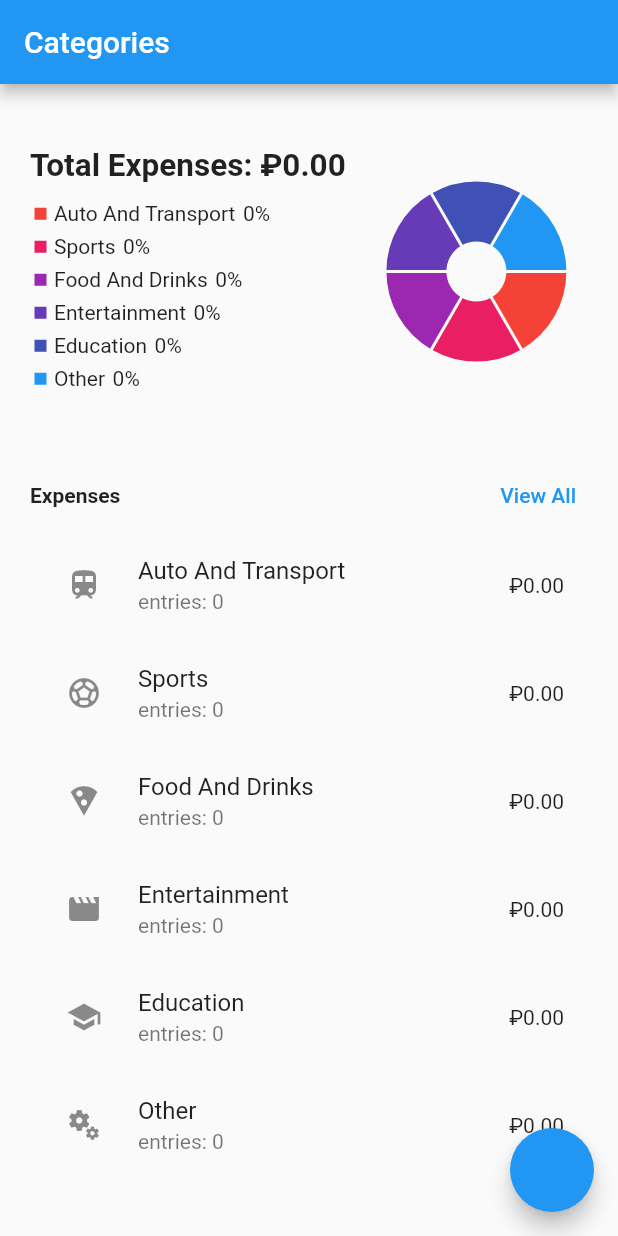
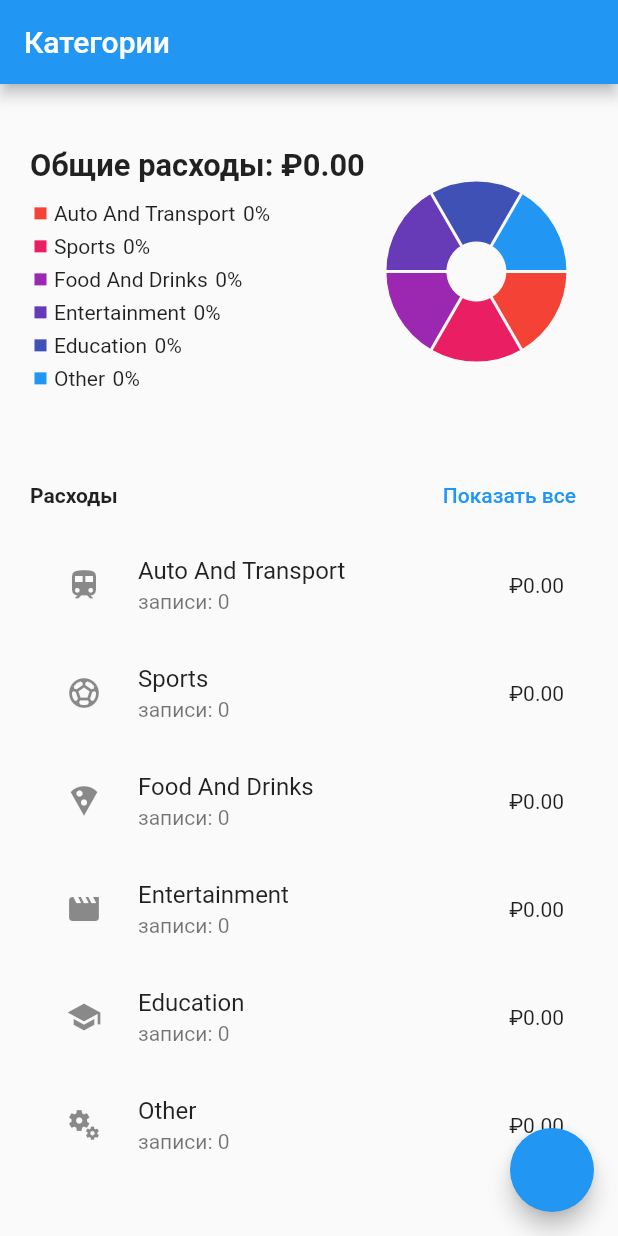
Before and after one commit to Zelelo622/Expense_App, a Flutter app: the screen it shows after launch, on a phone screen of 412 x 824 dp. Run offline on Flutter 3.47's test engine with Material 2 defaults, Android fonts, the phone set to English and light mode, and no system bars; drawn by our look-alikes of fl_chart; our stand-ins replace sqflite; accounts and stored records are empty.

Commit message:
all expense screen and func

```diff
--- a/lib/screens/all_expenses.dart
+++ b/lib/screens/all_expenses.dart
@@ -14,7 +14,7 @@ class _AllExpensesState extends State<AllExpenses> {
   Widget build(BuildContext context) {
     return Scaffold(
       appBar: AppBar(
-        title: const Text('All Expenses'),
+        title: const Text('Все расходы'),
       ),
       body: const AllExpensesFetcher(),
     );
--- a/lib/screens/category_screen.dart
+++ b/lib/screens/category_screen.dart
@@ -9,7 +9,7 @@ class CategoryScreen extends StatelessWidget {
   Widget build(BuildContext context) {
     return Scaffold(
       appBar: AppBar(
-        title: const Text('Categories'),
+        title: const Text('Категории'),
       ),
       body: const CategoryFetcher(),
       floatingActionButton: FloatingActionButton(onPressed: () {
--- a/lib/screens/expense_screen.dart
+++ b/lib/screens/expense_screen.dart
@@ -9,7 +9,7 @@ class ExpenseScreen extends StatelessWidget {
   Widget build(BuildContext context) {
     final category = ModalRoute.of(context)!.settings.arguments as String;
     return Scaffold(
-      appBar: AppBar(title: const Text('Expense Screen')),
+      appBar: AppBar(title: const Text('Экран расходов')),
       body: ExpenseFetcher(category),
     );
   }
--- a/lib/widgets/all_expenses_screen/all_expenses_list.dart
+++ b/lib/widgets/all_expenses_screen/all_expenses_list.dart
@@ -19,7 +19,7 @@ class AllExpensesList extends StatelessWidget {
                 itemBuilder: (_, i) => ExpenseCard(list[i]),
               )
             : const Center(
-              child: Text('No Entries Found'),
+              child: Text('Записей не найдено'),
             );
       },
     );
--- a/lib/widgets/all_expenses_screen/expense_search.dart
+++ b/lib/widgets/all_expenses_screen/expense_search.dart
@@ -18,7 +18,7 @@ class _ExpenseSearchState extends State<ExpenseSearch> {
         provider.searchText = value;
       },
       decoration: const InputDecoration(
-        labelText: 'Search Expenses',
+        labelText: 'Расходы на поиск',
       ),
     );
   }
--- a/lib/widgets/category_screen/category_card.dart
+++ b/lib/widgets/category_screen/category_card.dart
@@ -19,7 +19,7 @@ class CategoryCard extends StatelessWidget {
         child: Icon(category.icon),
       ),
       title: Text(category.title),
-      subtitle: Text('entries: ${category.entries}'),
+      subtitle: Text('записи: ${category.entries}'),
       trailing: Text(NumberFormat.currency(locale: 'en_IN', symbol: '₽')
           .format(category.totalAmount)),
     );
--- a/lib/widgets/category_screen/category_fetcher.dart
+++ b/lib/widgets/category_screen/category_fetcher.dart
@@ -47,7 +47,7 @@ class _CategoryFetcherState extends State<CategoryFetcher> {
                     mainAxisAlignment: MainAxisAlignment.spaceBetween,
                     children: [
                       const Text(
-                        'Expenses',
+                        'Расходы',
                         style: TextStyle(
                           fontWeight: FontWeight.bold,
                         ),
@@ -56,7 +56,7 @@ class _CategoryFetcherState extends State<CategoryFetcher> {
                         onPressed: () {
                           Navigator.of(context).pushNamed(AllExpenses.name);
                         },
-                        child: const Text('View All'),
+                        child: const Text('Показать все'),
                       ),
                     ],
                   ),
--- a/lib/widgets/category_screen/total_chart.dart
+++ b/lib/widgets/category_screen/total_chart.dart
@@ -29,7 +29,7 @@ class _TotalChartState extends State<TotalChart> {
                   alignment: Alignment.center,
                   fit: BoxFit.scaleDown,
                   child: Text(
-                    'Total Expenses: ${NumberFormat.currency(locale: 'en_IN', symbol: '₽').format(total)}',
+                    'Общие расходы: ${NumberFormat.currency(locale: 'en_IN', symbol: '₽').format(total)}',
                     textScaleFactor: 1.5,
                     style: const TextStyle(
                       fontWeight: FontWeight.bold,
--- a/lib/widgets/expense_screen/confirm_box.dart
+++ b/lib/widgets/expense_screen/confirm_box.dart
@@ -15,7 +15,7 @@ class ConfirmBox extends StatelessWidget {
   Widget build(BuildContext context) {
     final provider = Provider.of<DatabaseProvider>(context, listen: false);
     return AlertDialog(
-      title: Text('Delete ${exp.title} ?'),
+      title: Text('Удалить ${exp.title} ?'),
       content: Row(
         mainAxisAlignment: MainAxisAlignment.end,
         children: [
@@ -23,7 +23,7 @@ class ConfirmBox extends StatelessWidget {
             onPressed: () {
               Navigator.of(context).pop(false); // dont delete
             },
-            child: const Text('Don\'t delete'),
+            child: const Text('Не удалять'),
           ),
           const SizedBox(width: 5.0),
           ElevatedButton(
@@ -31,7 +31,7 @@ class ConfirmBox extends StatelessWidget {
               Navigator.of(context).pop(true); // delete
               provider.deleteExpense(exp.id, exp.category, exp.amount);
             },
-            child: const Text('Delete'),
+            child: const Text('Удалить'),
           ),
         ],
       ),
--- a/lib/widgets/expense_screen/expense_list.dart
+++ b/lib/widgets/expense_screen/expense_list.dart
@@ -16,7 +16,7 @@ class ExpenseList extends StatelessWidget {
                 itemCount: exList.length,
                 itemBuilder: (_, i) => ExpenseCard(exList[i]))
             : const Center(
-                child: Text('No Expenses Added'),
+                child: Text('Никаких дополнительных расходов'),
               );
       },
     );
```
Also changed, not shown: lib/widgets/expense_form.dart (+5 -5 lines).
